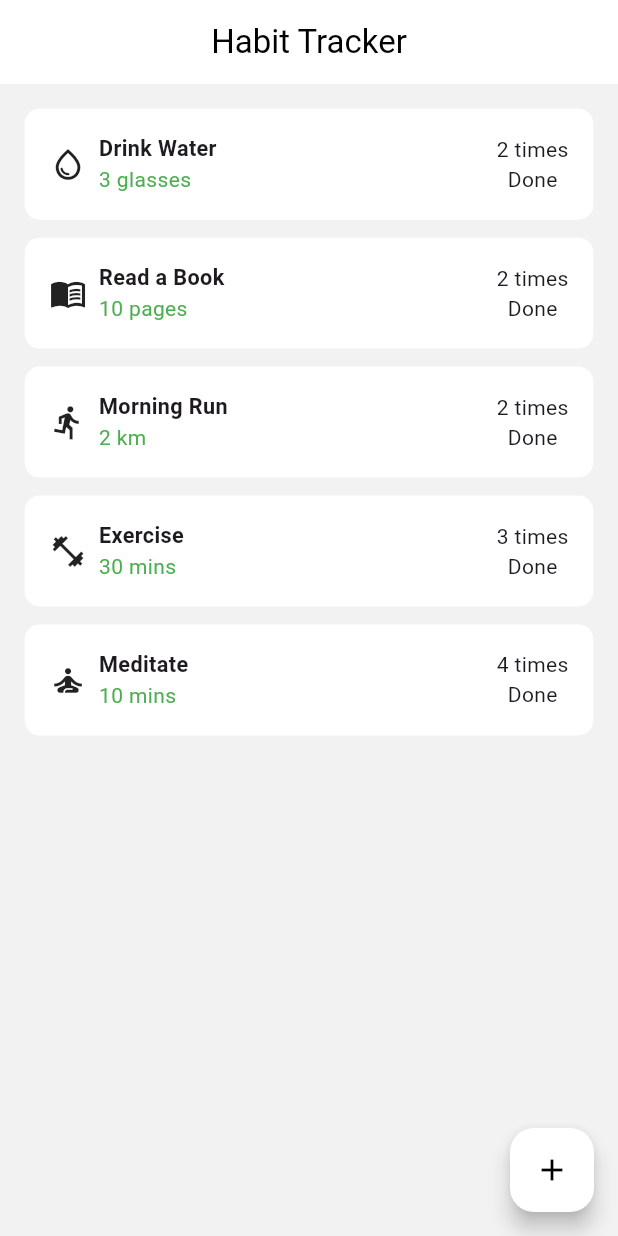
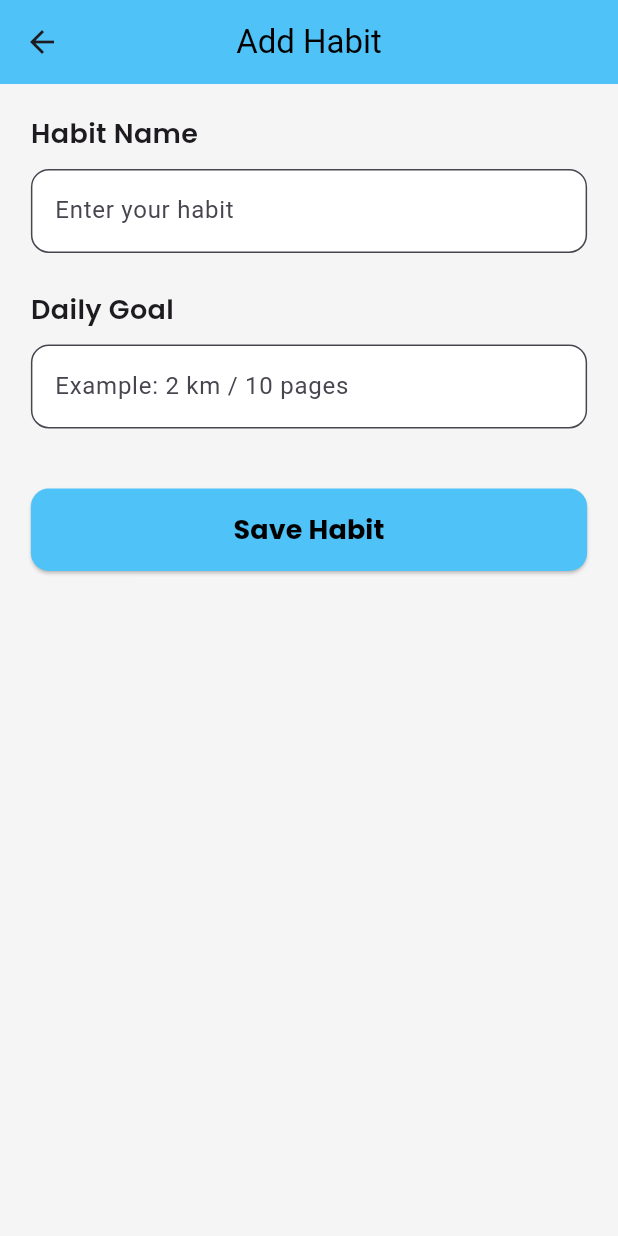
Before and after one commit to Pranta-Nag/Habit_Tracker_App_Using_Flutter, a Flutter app: the screen it shows after launch, after a tap on the "add" icon, on a phone screen of 412 x 824 dp. Run offline on Flutter 3.47's test engine with Material 3 defaults, Android fonts, the phone set to English and light mode, and no system bars; our stand-ins replace google_fonts; Roboto replaces fonts that are missing (Abel, Aclonica).

Commit message:
add habit screen

```diff
--- /dev/null
+++ b/lib/add_habit.dart
@@ -0,0 +1,152 @@
+import 'package:flutter/material.dart';
+import 'package:google_fonts/google_fonts.dart';
+
+class AddHabitScreen extends StatefulWidget {
+  const AddHabitScreen({super.key});
+
+  @override
+  State<AddHabitScreen> createState() => _AddHabitScreenState();
+}
+
+class _AddHabitScreenState extends State<AddHabitScreen> {
+  final TextEditingController habitNameController = TextEditingController();
+  final TextEditingController habitGoalController = TextEditingController();
+
+  final GlobalKey<FormState> formKey = GlobalKey<FormState>();
+
+  @override
+  void dispose() {
+    habitNameController.dispose();
+    habitGoalController.dispose();
+    super.dispose();
+  }
+
+  @override
+  Widget build(BuildContext context) {
+    final size = MediaQuery.of(context).size;
+
+    return Scaffold(
+      backgroundColor: const Color.fromARGB(255, 245, 245, 245),
+      appBar: AppBar(
+        backgroundColor: Colors.lightBlue.shade300,
+        centerTitle: true,
+        title: Text(
+          "Add Habit",
+          style: GoogleFonts.aclonica(
+            color: Colors.black,
+            fontSize: 22,
+          ),
+        ),
+      ),
+      body: Padding(
+        padding: EdgeInsets.all(size.width * 0.05),
+        child: Form(
+          key: formKey,
+          child: Column(
+            crossAxisAlignment: CrossAxisAlignment.start,
+            children: [
+              Text(
+                "Habit Name",
+                style: GoogleFonts.poppins(
+                  fontSize: 18,
+                  fontWeight: FontWeight.w600,
+                ),
+              ),
+              const SizedBox(height: 10),
+              TextFormField(
+                controller: habitNameController,
+                decoration: InputDecoration(
+                  hintText: "Enter your habit",
+                  filled: true,
+                  fillColor: Colors.white,
+                  border: OutlineInputBorder(
+                    borderRadius: BorderRadius.circular(12),
+                  ),
+                  focusedBorder: OutlineInputBorder(
+                    borderRadius: BorderRadius.circular(12),
+                    borderSide: BorderSide(
+                      color: Colors.lightBlue.shade300,
+                      width: 2,
+                    ),
+                  ),
+                ),
+                validator: (value) {
+                  if (value == null || value.trim().isEmpty) {
+                    return 'This field cannot be empty';
+                  }
+                  return null;
+                },
+              ),
+              const SizedBox(height: 25),
+              Text(
+                "Daily Goal",
+                style: GoogleFonts.poppins(
+                  fontSize: 18,
+                  fontWeight: FontWeight.w600,
+                ),
+              ),
+              const SizedBox(height: 10),
+              TextFormField(
+
+                controller: habitGoalController,
+                decoration: InputDecoration(
+                  hintText: "Example: 2 km / 10 pages",
+                  filled: true,
+                  fillColor: Colors.white,
+                  border: OutlineInputBorder(
+                    borderRadius: BorderRadius.circular(12),
+                  ),
+                  focusedBorder: OutlineInputBorder(
+                    borderRadius: BorderRadius.circular(12),
+                    borderSide: BorderSide(
+                      color: Colors.lightBlue.shade300,
+                      width: 2,
+                    ),
+                  ),
+                ),
+                validator: (value) {
+                  if (value == null || value.trim().isEmpty) {
+                    return 'Please enter your goal';
+                  }
+                  return null;
+                },
+              ),
+              const SizedBox(height: 40),
+              SizedBox(
+                width: double.infinity,
+                height: 55,
+                child: ElevatedButton(
+                  style: ElevatedButton.styleFrom(
+                    backgroundColor: Colors.lightBlue.shade300,
+                    shape: RoundedRectangleBorder(
+                      borderRadius: BorderRadius.circular(12),
+                    ),
+                  ),
+                  onPressed: () {
+                    if (formKey.currentState!.validate()) {
+                      ScaffoldMessenger.of(context).showSnackBar(
+                        const SnackBar(
+                            content: Text("Habit Added Successfully")),
+                      );
+
+                      habitNameController.clear();
+                      habitGoalController.clear();
+                    }
+                  },
+                  child: Text(
+                    "Save Habit",
+                    style: GoogleFonts.poppins(
+                      color: Colors.black,
+                      fontSize: 18,
+                      fontWeight: FontWeight.bold,
+                    ),
+                  ),
+                ),
+              ),
+            ],
+          ),
+        ),
+      ),
+    );
+  }
+}
--- /dev/null
+++ b/lib/habit_Tile.dart
@@ -0,0 +1,196 @@
+import 'package:flutter/material.dart';
+import 'package:google_fonts/google_fonts.dart';
+
+void main() {
+  runApp(const MyApp());
+}
+
+class MyApp extends StatelessWidget {
+  const MyApp({super.key});
+
+  @override
+  Widget build(BuildContext context) {
+    return const MaterialApp(
+      debugShowCheckedModeBanner: false,
+      home: HabitPage(),
+    );
+  }
+}
+
+class Habit {
+  final String name;
+  final String sub;
+  final IconData icon;
+  final String streak;
+
+  Habit({
+    required this.name,
+    required this.sub,
+    required this.icon,
+    required this.streak,
+  });
+}
+
+class HabitPage extends StatefulWidget {
+  const HabitPage({super.key});
+
+  @override
+  State<HabitPage> createState() => _HabitPageState();
+}
+
+class _HabitPageState extends State<HabitPage> {
+  List<Habit> habits = [
+    Habit(
+        name: "Morning Run",
+        sub: "Health",
+        icon: Icons.directions_run,
+        streak: "5"),
+    Habit(
+        name: "Read Book",
+        sub: "Study",
+        icon: Icons.book,
+        streak: "12"),
+    Habit(
+        name: "Drink Water",
+        sub: "Health",
+        icon: Icons.local_drink,
+        streak: "20"),
+  ];
+
+  @override
+  Widget build(BuildContext context) {
+    return Scaffold(
+      backgroundColor: Colors.grey[200],
+      appBar: AppBar(
+        title: const Text("Habit Tracker"),
+        centerTitle: true,
+      ),
+      body: ListView.builder(
+        padding: const EdgeInsets.all(12),
+        itemCount: habits.length,
+        itemBuilder: (context, index) {
+          final habit = habits[index];
+
+          return Dismissible(
+            key: Key(habit.name),
+            direction: DismissDirection.endToStart,
+
+            background: Container(
+              margin: const EdgeInsets.only(bottom: 12),
+              alignment: Alignment.centerRight,
+              padding: const EdgeInsets.only(right: 20),
+              decoration: BoxDecoration(
+                color: Colors.red,
+                borderRadius: BorderRadius.circular(12),
+              ),
+              child: const Icon(Icons.delete, color: Colors.white),
+            ),
+
+            onDismissed: (direction) {
+              setState(() {
+                habits.removeAt(index);
+              });
+
+              ScaffoldMessenger.of(context).showSnackBar(
+                SnackBar(content: Text("${habit.name} deleted")),
+              );
+            },
+
+            child: HabitTile(
+              habitName: habit.name,
+              habitSub: habit.sub,
+              icon: habit.icon,
+              streakCounter: habit.streak,
+            ),
+          );
+        },
+      ),
+    );
+  }
+}
+
+class HabitTile extends StatelessWidget {
+  final String habitName;
+  final String habitSub;
+  final IconData icon;
+  final String streakCounter;
+
+  const HabitTile({
+    super.key,
+    required this.habitName,
+    required this.habitSub,
+    required this.icon,
+    required this.streakCounter,
+  });
+
+  @override
+  Widget build(BuildContext context) {
+    final size = MediaQuery.of(context).size;
+    final isPortrait =
+        MediaQuery.of(context).orientation == Orientation.portrait;
+
+    final iconSize =
+        isPortrait ? size.width * 0.06 : size.height * 0.05;
+
+    final titleSize =
+        isPortrait ? size.width * 0.04 : size.height * 0.03;
+
+    return Container(
+      margin: const EdgeInsets.only(bottom: 12),
+      padding: EdgeInsets.all(size.width * 0.04),
+      decoration: BoxDecoration(
+        color: Colors.white,
+        borderRadius: BorderRadius.circular(12),
+        boxShadow: const [
+          BoxShadow(
+            color: Colors.black12,
+            blurRadius: 6,
+            offset: Offset(0, 3),
+          ),
+        ],
+      ),
+
+      child: Row(
+        mainAxisAlignment: MainAxisAlignment.spaceBetween,
+        children: [
+          Row(
+            children: [
+              Icon(icon, size: iconSize),
+              SizedBox(width: size.width * 0.03),
+              Column(
+                crossAxisAlignment: CrossAxisAlignment.start,
+                children: [
+                  Text(
+                    habitName,
+                    style: GoogleFonts.aladin(
+                      fontSize: titleSize,
+                      fontWeight: FontWeight.bold,
+                      color: const Color.fromARGB(255, 40, 56, 65),
+                    ),
+                  ),
+                  Text(
+                    habitSub,
+                    style: const TextStyle(color: Colors.green),
+                  ),
+                ],
+              ),
+            ],
+          ),
+
+          Column(
+            children: [
+              Text(
+                streakCounter,
+                style: const TextStyle(fontWeight: FontWeight.bold),
+              ),
+              const Text(
+                "Done",
+                style: TextStyle(fontSize: 12, color: Colors.grey),
+              ),
+            ],
+          ),
+        ],
+      ),
+    );
+  }
+}
--- a/lib/main.dart
+++ b/lib/main.dart
@@ -1,5 +1,7 @@
 import 'package:flutter/material.dart';
 import 'package:google_fonts/google_fonts.dart';
+import 'package:habit_app/add_habit.dart';
+import 'package:habit_app/habit_Tile.dart';
 
 void main() {
   runApp(const MyApp());
@@ -28,11 +30,12 @@ class HabitApp extends StatelessWidget {
 
       appBar: AppBar(
         centerTitle: true,
-        backgroundColor: Colors.white,
+        backgroundColor: Colors.lightBlue.shade300,
+        shadowColor: Colors.amberAccent.shade200,
         elevation: 0,
         title: Text(
           "Habit Tracker",
-          style: GoogleFonts.abel(color: Colors.black),
+          style: GoogleFonts.aclonica(color: Colors.black),
         ),
       ),
 
@@ -41,7 +44,7 @@ class HabitApp extends StatelessWidget {
           builder: (context, orientation) {
             return ListView(
               padding: EdgeInsets.all(
-                MediaQuery.of(context).size.width * 0.04,
+                MediaQuery.of(context).size.width * 0.03,
               ),
               children: const [
                 HabitTile(
@@ -81,104 +84,15 @@ class HabitApp extends StatelessWidget {
       ),
 
       floatingActionButton: FloatingActionButton(
-        onPressed: () {},
-        backgroundColor: Colors.white,
+        onPressed: () {
+          Navigator.push(
+            context,
+            MaterialPageRoute(builder: (context) => const AddHabitScreen()),
+          );
+        },
+        backgroundColor: const Color.fromARGB(255, 221, 218, 218),
         child: const Icon(Icons.add, color: Colors.black),
       ),
     );
   }
 }
-
-class HabitTile extends StatelessWidget {
-  final String habitName;
-  final String habitSub;
-  final IconData icon;
-  final String streakCounter;
-
-  const HabitTile({
-    super.key,
-    required this.habitName,
-    required this.habitSub,
-    required this.icon,
-    required this.streakCounter,
-  });
-
-  @override
-  Widget build(BuildContext context) {
-    final size = MediaQuery.of(context).size;
-    final isPortrait =
-        MediaQuery.of(context).orientation == Orientation.portrait;
-
-    double iconSize =
-        isPortrait ? size.width * 0.06 : size.height * 0.05;
-
-    double titleSize =
-        isPortrait ? size.width * 0.035 : size.height * 0.04;
-
-    return Container(
-      margin: const EdgeInsets.only(bottom: 12),
-      padding: EdgeInsets.all(size.width * 0.04),
-      decoration: BoxDecoration(
-        color: Colors.white,
-        borderRadius: BorderRadius.circular(10),
-      ),
-
-      child: isPortrait
-          ? Row(
-              mainAxisAlignment: MainAxisAlignment.spaceBetween,
-              children: [
-                Row(
-                  children: [
-                    Icon(icon, size: iconSize),
-                    SizedBox(width: size.width * 0.02),
-                    Column(
-                      crossAxisAlignment: CrossAxisAlignment.start,
-                      children: [
-                        Text(
-                          habitName,
-                          style: GoogleFonts.abel(
-                            fontSize: titleSize,
-                            fontWeight: FontWeight.bold,
-                          ),
-                        ),
-                        Text(
-                          habitSub,
-                          style: const TextStyle(color: Colors.green),
-                        ),
-                      ],
-                    ),
-                  ],
-                ),
-                Column(
-                  children: [
-                    Text(streakCounter),
-                    const Text("Done"),
-                  ],
-                ),
-              ],
-            )
-
-          // LANDSCAPE LAYOUT
-          : Column(
-              children: [
-                Icon(icon, size: iconSize),
-                const SizedBox(height: 10),
-                Text(
-                  habitName,
-                  style: GoogleFonts.abel(
-                    fontSize: titleSize,
-                    fontWeight: FontWeight.bold,
-                  ),
-                ),
-                Text(
-                  habitSub,
-                  style: const TextStyle(color: Colors.green),
-                ),
-                const SizedBox(height: 10),
-                Text(streakCounter),
-                const Text("Done"),
-              ],
-            ),
-    );
-  }
-}
```
